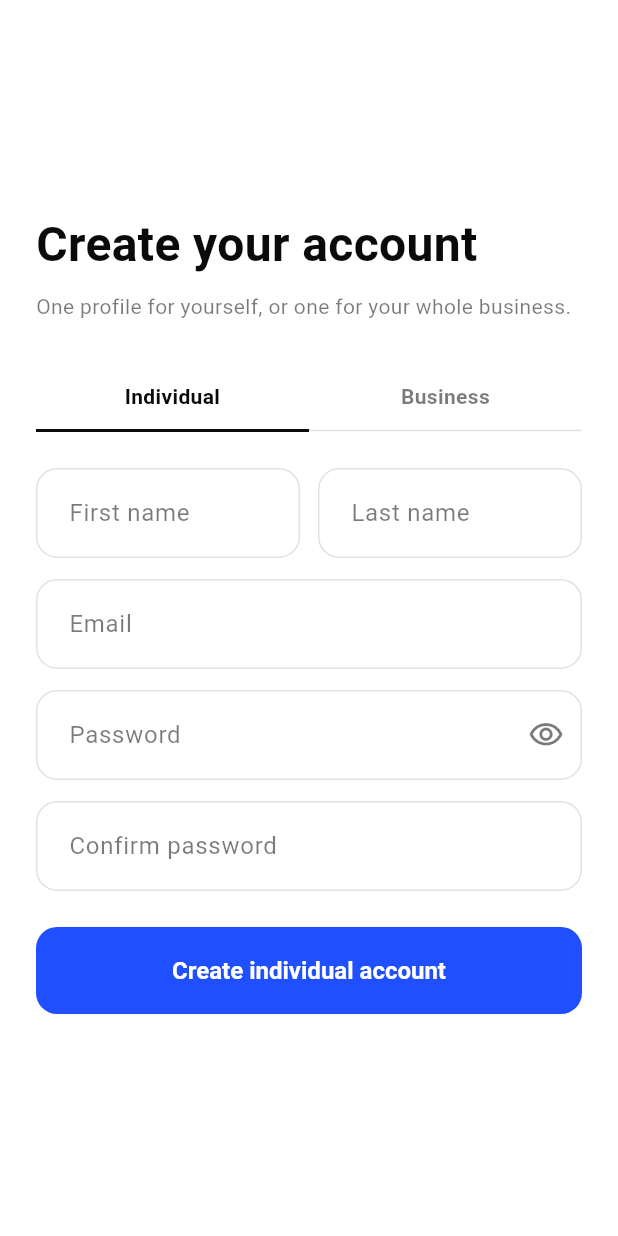
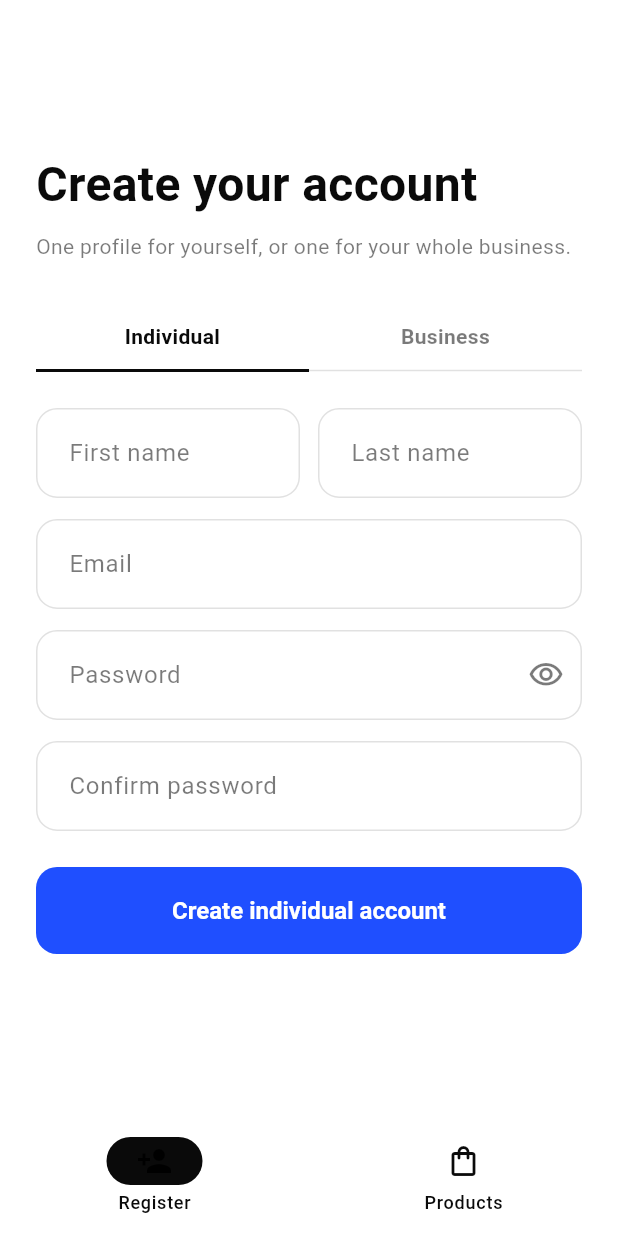
Before and after one commit to paulkavule/Flutter-Interview, a Flutter app: the screen it shows after launch, on a phone screen of 412 x 824 dp. Run offline on Flutter 3.47's test engine with Material 3 defaults, Android fonts, the phone set to English and light mode, and no system bars.

Commit message:
Update main.dart

```diff
--- a/lib/main.dart
+++ b/lib/main.dart
@@ -1,5 +1,7 @@
 import 'package:flutter/material.dart';
 
+import 'cart/cart_controller.dart';
+import 'cart/product_list_screen.dart';
 import 'core/app_theme.dart';
 import 'registration/registration_api.dart';
 import 'registration/registration_screen.dart';
@@ -7,11 +9,13 @@ import 'registration/registration_screen.dart';
 void main() => runApp(RegistrationApp());
 
 class RegistrationApp extends StatelessWidget {
-  /// [api] is injectable so tests can substitute a fake HTTP client.
-  RegistrationApp({super.key, RegistrationApi? api})
-    : api = api ?? RegistrationApi();
+  /// [api] and [cart] are injectable so tests can substitute fakes.
+  RegistrationApp({super.key, RegistrationApi? api, CartController? cart})
+    : api = api ?? RegistrationApi(),
+      cart = cart ?? CartController();
 
   final RegistrationApi api;
+  final CartController cart;
 
   static final _theme = buildAppTheme();
 
@@ -21,7 +25,53 @@ class RegistrationApp extends StatelessWidget {
       title: 'Create account',
       debugShowCheckedModeBanner: false,
       theme: _theme,
-      home: RegistrationScreen(api: api),
+      home: HomeShell(api: api, cart: cart),
     );
   }
 }
+
+/// Switches between the registration form and the product cart.
+/// [IndexedStack] keeps both screens alive so form input and cart state
+/// survive tab changes.
+class HomeShell extends StatefulWidget {
+  const HomeShell({super.key, required this.api, required this.cart});
+
+  final RegistrationApi api;
+  final CartController cart;
+
+  @override
+  State<HomeShell> createState() => _HomeShellState();
+}
+
+class _HomeShellState extends State<HomeShell> {
+  int _index = 0;
+
+  @override
+  Widget build(BuildContext context) {
+    return Scaffold(
+      body: IndexedStack(
+        index: _index,
+        children: [
+          RegistrationScreen(api: widget.api),
+          ProductListScreen(cart: widget.cart),
+        ],
+      ),
+      bottomNavigationBar: NavigationBar(
+        selectedIndex: _index,
+        onDestinationSelected: (i) => setState(() => _index = i),
+        destinations: const [
+          NavigationDestination(
+            icon: Icon(Icons.person_add_outlined),
+            selectedIcon: Icon(Icons.person_add),
+            label: 'Register',
+          ),
+          NavigationDestination(
+            icon: Icon(Icons.shopping_bag_outlined),
+            selectedIcon: Icon(Icons.shopping_bag),
+            label: 'Products',
+          ),
+        ],
+      ),
+    );
+  }
+}
```
